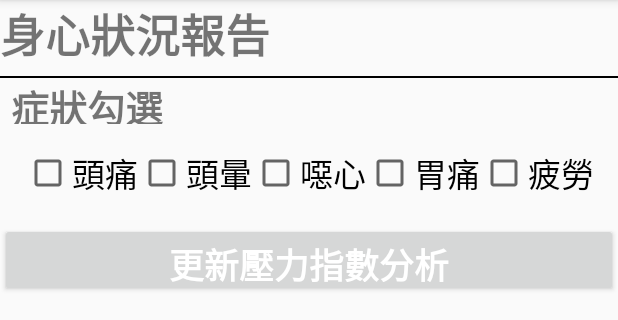
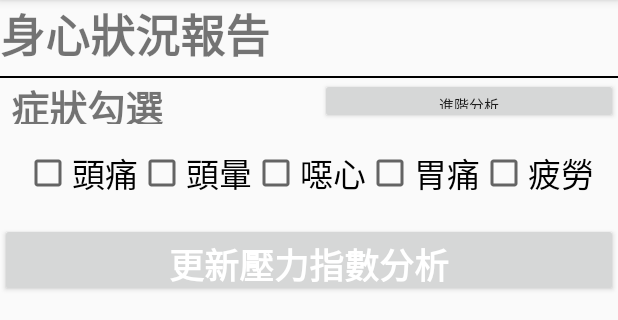
Before and after one commit to ethan91024/FamiCare, an Android app: the screen it shows after launch (MainActivity), item 3 of the bottom bar chosen, on a phone screen of 412 x 824 dp, the part 84-404 px from its top. Run offline under Robolectric (Android 15) with nearby library versions, the phone set to English and light mode, and no system bars; libraries missing offline, so code that uses them is left out: androidx.health.connect, com.github.mikephil.charting; plain views replace LineChart; 9 statements that could not run were skipped.

Commit message:
心情多一個按鈕可以跳轉到MoodSymptomFragment，然後可以再跳回來

```diff
--- a/app/src/main/java/com/ethan/FamiCare/DiaryFragment.java
+++ b/app/src/main/java/com/ethan/FamiCare/DiaryFragment.java
@@ -94,7 +94,7 @@ public class DiaryFragment extends Fragment {
                         diaryContentFragment.setArguments(bundle);//把日期送到要跳轉的Fragment
 
                         fm.beginTransaction().addToBackStack(null).replace(R.id.Diary_layout, diaryContentFragment).commit();
-                    } else {//待修改
+                    } else {
                         bundle.putBoolean("edited", true);//被編輯過
                         bundle.putInt("id", selected_date);
                         diaryContentFragment.setArguments(bundle);//把日期送到要跳轉的Fragment
--- a/app/src/main/java/com/ethan/FamiCare/MoodFragment.java
+++ b/app/src/main/java/com/ethan/FamiCare/MoodFragment.java
@@ -11,6 +11,7 @@ import android.widget.CheckBox;
 import android.widget.TextView;
 
 import androidx.fragment.app.Fragment;
+import androidx.fragment.app.FragmentManager;
 
 import com.github.mikephil.charting.charts.LineChart;
 import com.github.mikephil.charting.components.AxisBase;
@@ -31,20 +32,11 @@ import java.util.ArrayList;
 import java.util.Random;
 import java.util.Scanner;
 
-
-/**
- * A simple {@link Fragment} subclass.
- * Use the {@link MoodFragment#newInstance} factory method to
- * create an instance of this fragment.
- */
 public class MoodFragment extends Fragment {
 
-    // TODO: Rename parameter arguments, choose names that match
-    // the fragment initialization parameters, e.g. ARG_ITEM_NUMBER
     private static final String ARG_PARAM1 = "param1";
     private static final String ARG_PARAM2 = "param2";
 
-    // TODO: Rename and change types of parameters
     private String mParam1;
     private String mParam2;
 
@@ -52,15 +44,6 @@ public class MoodFragment extends Fragment {
         // Required empty public constructor
     }
 
-    /**
-     * Use this factory method to create a new instance of
-     * this fragment using the provided parameters.
-     *
-     * @param param1 Parameter 1.
-     * @param param2 Parameter 2.
-     * @return A new instance of fragment MoodFragment.
-     */
-    // TODO: Rename and change types and number of parameters
     public static MoodFragment newInstance(String param1, String param2) {
         MoodFragment fragment = new MoodFragment();
         Bundle args = new Bundle();
@@ -85,12 +68,12 @@ public class MoodFragment extends Fragment {
     private double StressNumber = 0;
     private CheckBox ckb;
     private boolean run = true; //可否分析壓力指數
-    private View mainview;
     private int HeartRrte = 0;
     private int Sleep = 0;
     private int BloodOxygen = 0;
     private int[] id = {R.id.headache, R.id.dizzy, R.id.nausea, R.id.stomachache, R.id.tired};
 
+    private Button analize;
 
     //set linechart
     LineChartData lineChartData;
@@ -103,40 +86,51 @@ public class MoodFragment extends Fragment {
                              Bundle savedInstanceState) {
         // Inflate the layout for this fragment
         Scanner cin = new Scanner(System.in);
-        mainview = inflater.inflate(R.layout.fragment_mood, container, false);
-        Button update = mainview.findViewById(R.id.update);
+        View view = inflater.inflate(R.layout.fragment_mood, container, false);
+        Button update = view.findViewById(R.id.update);
         ArrayList<String> HeartRateList = getHeaetRatepoints();
         ArrayList<String> SleepList = getSleeppoints();
         ArrayList<String> BloodOxygenList = getBloodOxygenpoints();
 
         if (HeartRateList.size() < 1 || SleepList.size() < 1 || BloodOxygenList.size() < 1) {//有缺少其中一項資料，顯示無法分析
-            TextView stressnumber = (TextView) mainview.findViewById(R.id.stressnumber);
+            TextView stressnumber = (TextView) view.findViewById(R.id.stressnumber);
             stressnumber.setText("缺少資料無法分析");
             run = false;
         } else {
             String sn = getStressNumber(HeartRateList, SleepList, BloodOxygenList);
-            TextView stressnumber = (TextView) mainview.findViewById(R.id.stressnumber);
+            TextView stressnumber = (TextView) view.findViewById(R.id.stressnumber);
             stressnumber.setText(sn);
 
         }
+
+        //跳到MoodSymptom
+        analize = view.findViewById(R.id.analize);
+        analize.setOnClickListener(new View.OnClickListener() {
+            @Override
+            public void onClick(View view) {
+                FragmentManager fm = getActivity().getSupportFragmentManager();
+                fm.beginTransaction().replace(R.id.Mood_layout, new MoodSymptomFragment()).addToBackStack(null).commit();
+            }
+        });
+
         update.setOnClickListener(new View.OnClickListener() {//checkbox 更新壓力指數分析
             @Override
             public void onClick(View view) {
-                double plusnumber = SymptomCheckBox(mainview, run);//勾選症狀的加分
+                double plusnumber = SymptomCheckBox(view, run);//勾選症狀的加分
                 if (plusnumber < 0) {//如果沒有心率、睡眠、血氧資料，顯示無法分析
-                    TextView stressnumber = (TextView) mainview.findViewById(R.id.stressnumber);
+                    TextView stressnumber = (TextView) view.findViewById(R.id.stressnumber);
                     stressnumber.setText("缺少資料無法分析");
                 } else {//把症狀勾選的資料加上壓力指數
                     plusnumber += StressNumber;
                     String sn = "" + plusnumber;
-                    TextView stressnumber = (TextView) mainview.findViewById(R.id.stressnumber);
+                    TextView stressnumber = (TextView) view.findViewById(R.id.stressnumber);
                     stressnumber.setText(sn);
                 }
             }
         });
 
         //載入心律、睡眠等資料
-        lineChart = mainview.findViewById(R.id.lineChart);
+        lineChart = view.findViewById(R.id.lineChart);
         lineChartData = new LineChartData(lineChart, this.getContext());
         for (int i = 1; i <= 7; i++) {
             HeartRrtexData.add("第" + i + "天");
@@ -146,7 +140,7 @@ public class MoodFragment extends Fragment {
 
 
         ArrayList<String> EntryHeartRatepoints = getHeaetRatepoints(); //從getHeaetRatepoints()取得隨機值
-        ArrayList<Entry> HeartRatepoints =points(EntryHeartRatepoints);
+        ArrayList<Entry> HeartRatepoints = points(EntryHeartRatepoints);
 
         ArrayList<String> EntrySleeppoints = getSleeppoints();//從getSleeppoints取得隨機值
         ArrayList<Entry> Sleeppoints = points(EntrySleeppoints);
@@ -154,11 +148,10 @@ public class MoodFragment extends Fragment {
         ArrayList<String> EntryBloodOxygenpoints = getBloodOxygenpoints();//從getBloodOxygenpoints取得隨機值
         ArrayList<Entry> BloodOxygenpoints = points(EntryBloodOxygenpoints);
 
-
         lineChartData.initDataSet(HeartRatepoints, Sleeppoints, BloodOxygenpoints);
 
 
-        return mainview;
+        return view;
     }
 
     public String getStressNumber(ArrayList<String> HeartRateList, ArrayList<String> SleepList, ArrayList<String> BloodOxygenList) {//計算壓力指數
@@ -279,15 +272,15 @@ public class MoodFragment extends Fragment {
         return points;
     }
 
-    private  ArrayList<Entry> points(ArrayList<String> entrypoints){//加進Y軸資料
-        ArrayList<Entry> getpoints=new ArrayList<>();
-        for (int i=0;i<entrypoints.size();i++){
-            String s=entrypoints.get(i);
-            Float f=Float.parseFloat(s);
-            if(f>20){
-                f=f/10;
+    private ArrayList<Entry> points(ArrayList<String> entrypoints) {//加進Y軸資料
+        ArrayList<Entry> getpoints = new ArrayList<>();
+        for (int i = 0; i < entrypoints.size(); i++) {
+            String s = entrypoints.get(i);
+            Float f = Float.parseFloat(s);
+            if (f > 20) {
+                f = f / 10;
             }
-            getpoints.add(new Entry(i,f));
+            getpoints.add(new Entry(i, f));
         }
         return getpoints;
     }
--- a/app/src/main/res/layout/fragment_mood.xml
+++ b/app/src/main/res/layout/fragment_mood.xml
@@ -1,12 +1,11 @@
 <?xml version="1.0" encoding="utf-8"?>
 <LinearLayout xmlns:android="http://schemas.android.com/apk/res/android"
     xmlns:tools="http://schemas.android.com/tools"
+    android:id="@+id/Mood_layout"
     android:layout_width="match_parent"
     android:layout_height="match_parent"
     android:orientation="vertical"
     tools:context=".SettingsFragment">
-
-    <!-- TODO: Update blank fragment layout -->
 
     <TextView
         android:layout_width="match_parent"
@@ -27,14 +26,30 @@
         android:layout_weight="20"
         android:orientation="vertical">
 
-        <TextView
+        <LinearLayout
             android:layout_width="match_parent"
             android:layout_height="0dp"
+            android:layout_weight="20"
+            android:orientation="horizontal">
+
+            <TextView
+                android:layout_width="0dp"
+                android:layout_height="match_parent"
                 android:layout_marginHorizontal="7dp"
-            android:layout_weight="20"
+                android:layout_weight="5"
                 android:text="症狀勾選"
                 android:textSize="25dp"
                 android:textStyle="bold" />
+
+            <Button
+                android:id="@+id/analize"
+                android:layout_width="0dp"
+                android:layout_height="match_parent"
+                android:layout_weight="5"
+                android:text="進階分析"
+                android:textSize="10sp" />
+        </LinearLayout>
+
 
         <LinearLayout
             android:layout_width="match_parent"
@@ -133,8 +148,6 @@
             android:background="#000000" />
 
 
-
-
         <RelativeLayout
 
             xmlns:android="http://schemas.android.com/apk/res/android"
@@ -150,16 +163,15 @@
         </RelativeLayout>
 
 
-
         <TextView
             android:layout_width="match_parent"
             android:layout_height="wrap_content"
             android:gravity="center"
             android:paddingVertical="1dp"
             android:text="*心率和血氧*10才是真正的數值，此為量化結果"
-        android:textSize="16dp"
-        />
+            android:textSize="16dp" />
     </LinearLayout>
+
     <View
         android:layout_width="match_parent"
         android:layout_height="1dp"
```
Also changed, not shown: app/src/main/java/com/ethan/FamiCare/MoodSymptomFragment.java (added, +62 -0 lines), app/src/main/res/layout/fragment_mood_symptom.xml (added, +21 -0 lines). Lines whose indentation alone changed are shown as unchanged.
